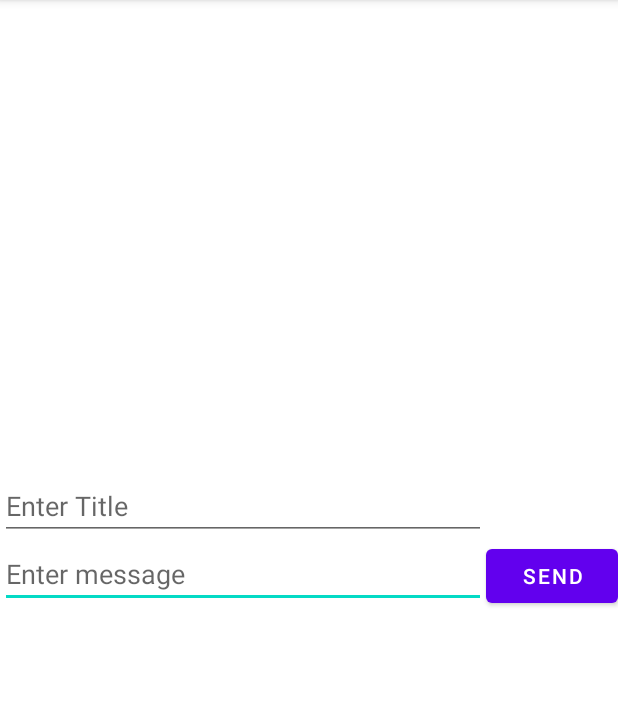
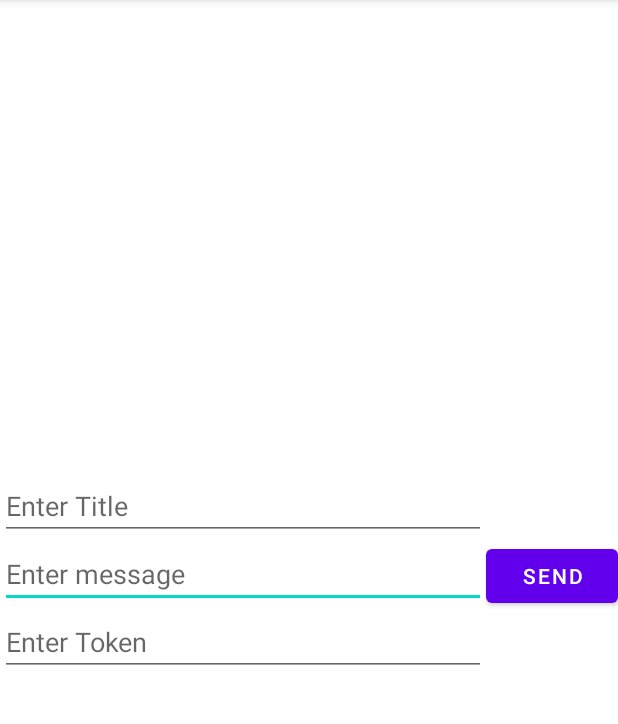
Before and after one commit to Erik1994/firebase_push_notification, an Android app: the screen it shows after launch (MainActivity), on a phone screen of 412 x 824 dp, the part 84-808 px from its top. Run offline under Robolectric (Android 15) with nearby library versions, the phone set to English and light mode, and no system bars; 1 statement that could not run was skipped.

Commit message:
Implement push notification

```diff
--- a/app/src/main/java/com/example/pushnotification/MainActivity.kt
+++ b/app/src/main/java/com/example/pushnotification/MainActivity.kt
@@ -2,10 +2,44 @@ package com.example.pushnotification
 
 import androidx.appcompat.app.AppCompatActivity
 import android.os.Bundle
+import android.widget.Button
+import android.widget.EditText
+import androidx.lifecycle.ViewModelProvider
+import com.google.firebase.messaging.FirebaseMessaging
 
 class MainActivity : AppCompatActivity() {
+    private var viewModel: MainViewModel? = null
+
     override fun onCreate(savedInstanceState: Bundle?) {
         super.onCreate(savedInstanceState)
         setContentView(R.layout.activity_main)
+        viewModel = ViewModelProvider(this)[MainViewModel::class.java]
+        FirebaseService.sharedPref = getSharedPreferences("sharedPref", MODE_PRIVATE)
+        FirebaseMessaging.getInstance().token.addOnCompleteListener { task ->
+            if (task.isSuccessful) {
+                val token = task.result
+                FirebaseService.token = token
+                findViewById<EditText>(R.id.etToken).setText(token)
+            }
+        }
+        FirebaseMessaging.getInstance().subscribeToTopic(TOPIC)
+
+        setClickListeners()
+    }
+
+    private fun setClickListeners() {
+        findViewById<Button>(R.id.btnSend).setOnClickListener {
+            val title = findViewById<EditText>(R.id.etTitle).text.toString()
+            val message = findViewById<EditText>(R.id.etMessage).text.toString()
+            val token = findViewById<EditText>(R.id.etToken).text.toString()
+            if (title.isNotEmpty() && message.isNotEmpty() && token.isNotEmpty()) {
+                PushNotificationData(
+                    NotificationData(title, message),
+                    token
+                ).also {
+                    viewModel?.sendNotivication(it)
+                }
+            }
+        }
     }
 }
--- a/app/src/main/java/com/example/pushnotification/PushNotificationData.kt
+++ b/app/src/main/java/com/example/pushnotification/PushNotificationData.kt
@@ -2,5 +2,5 @@ package com.example.pushnotification
 
 data class PushNotificationData(
     val data: NotificationData,
-    val id: String
+    val to: String
 )
--- /dev/null
+++ b/app/src/main/res/drawable/ic_notification_small.xml
@@ -0,0 +1,5 @@
+<vector android:height="24dp" android:tint="#9DC680"
+    android:viewportHeight="24" android:viewportWidth="24"
+    android:width="24dp" xmlns:android="http://schemas.android.com/apk/res/android">
+    <path android:fillColor="@android:color/white" android:pathData="M12,2C6.48,2 2,6.48 2,12s4.48,10 10,10 10,-4.48 10,-10S17.52,2 12,2zM12,18.5c-0.83,0 -1.5,-0.67 -1.5,-1.5h3c0,0.83 -0.67,1.5 -1.5,1.5zM17,16L7,16v-1l1,-1v-2.61C8,9.27 9.03,7.47 11,7v-0.5c0,-0.57 0.43,-1 1,-1s1,0.43 1,1L13,7c1.97,0.47 3,2.28 3,4.39L16,14l1,1v1z"/>
+</vector>
--- a/app/src/main/res/layout/activity_main.xml
+++ b/app/src/main/res/layout/activity_main.xml
@@ -37,8 +37,7 @@
         app:layout_constraintEnd_toStartOf="@+id/btnSend"
         app:layout_constraintHorizontal_bias="0.5"
         app:layout_constraintStart_toStartOf="parent"
-        app:layout_constraintTop_toBottomOf="@+id/etMessage"
-        android:visibility="invisible" />
+        app:layout_constraintTop_toBottomOf="@+id/etMessage" />
 
     <EditText
         android:id="@+id/etTitle"
--- a/build.gradle
+++ b/build.gradle
@@ -2,6 +2,7 @@ buildscript {
     ext {
         ext {
             retrofit_version = "2.9.0"
+            lifecycle_version = "2.4.1"
         }
     }
     dependencies {
```
Also changed, not shown: app/build.gradle (+9 -0 lines), app/src/main/AndroidManifest.xml (+12 -0 lines), app/src/main/java/com/example/pushnotification/FirebaseService.kt (added, +78 -0 lines), app/src/main/java/com/example/pushnotification/MainViewModel.kt (added, +27 -0 lines), app/src/main/java/com/example/pushnotification/NotificationApi.kt (added, +16 -0 lines), app/src/main/java/com/example/pushnotification/RetrofitInstance.kt (added, +20 -0 lines).
